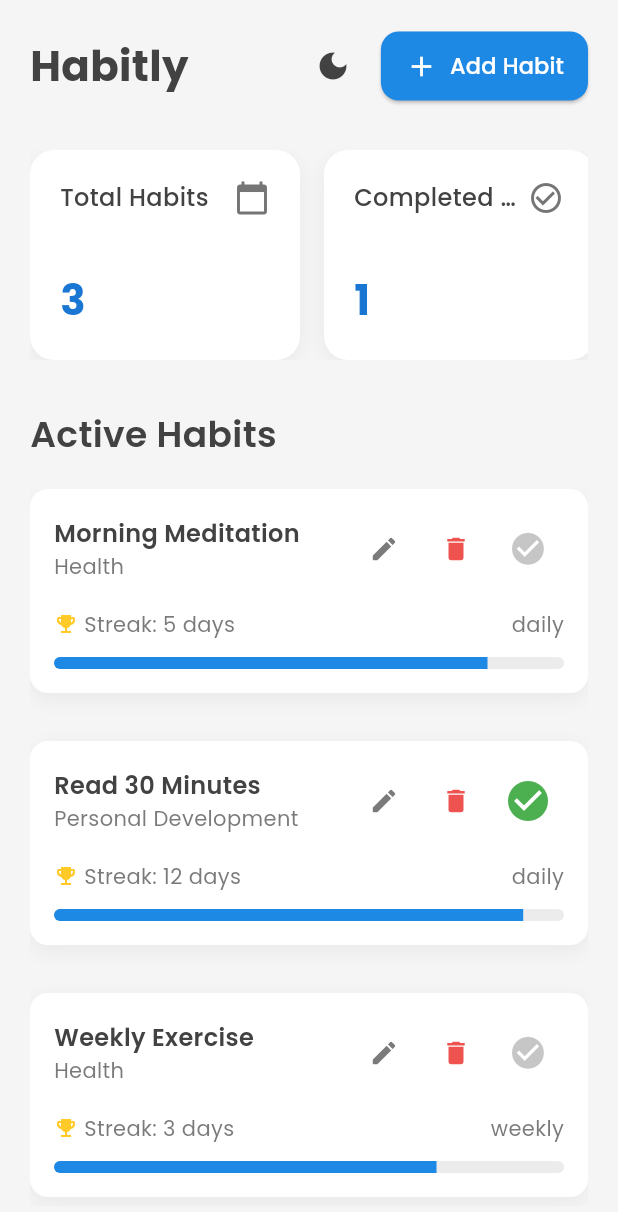
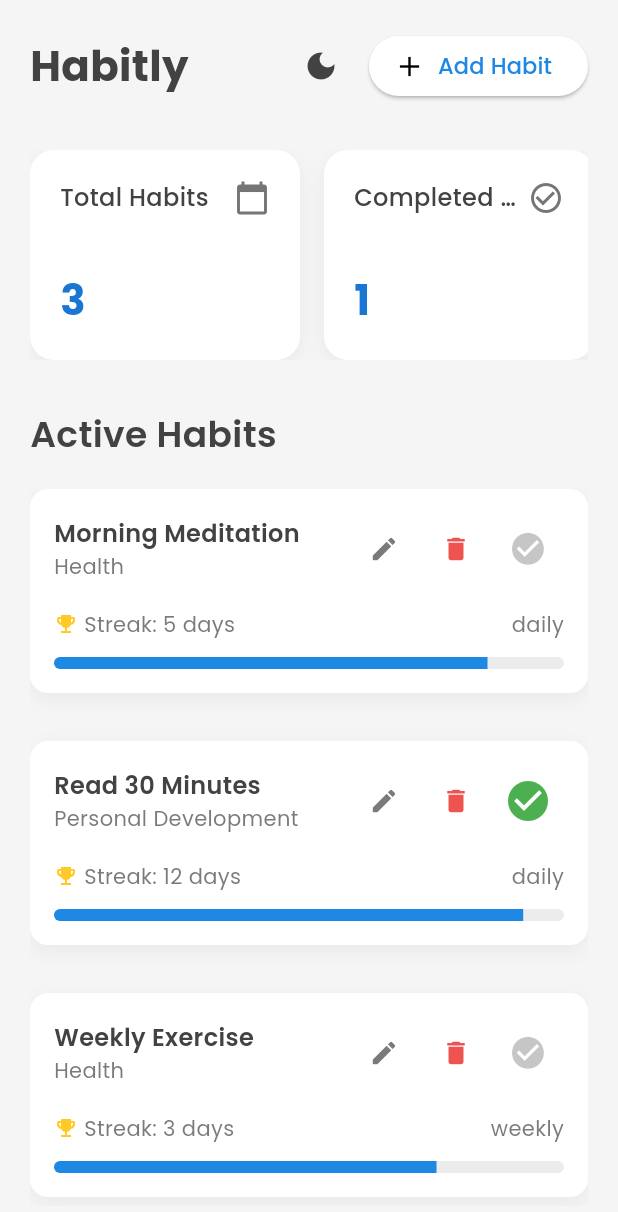
Before and after one commit to callmeartan/habitly, a Flutter app: the screen it shows after launch, on a phone screen of 412 x 824 dp. Shown: the top 1212 px of the screen. Run offline on Flutter 3.47's test engine with Material 3 defaults, Android fonts, the phone set to English and light mode, and no system bars; our stand-ins replace flutter_local_notifications, google_fonts, shared_preferences, timezone.

Commit message:
Adding icons, UI visibility

```diff
--- a/lib/screens/habit_dashboard.dart
+++ b/lib/screens/habit_dashboard.dart
@@ -457,7 +457,11 @@ class _HabitDashboardState extends State<HabitDashboard> {
                   // Add Habit Button
         ElevatedButton.icon(
           onPressed: _showAddHabitDialog,
-                    icon: const Icon(Icons.add, size: 22),
+          icon: Icon(
+            Icons.add,
+            size: 22,
+            color: Colors.black, // Contrast color for the "+"
+          ),
           label: Text(
             'Add Habit',
             style: GoogleFonts.poppins(
@@ -466,20 +470,11 @@ class _HabitDashboardState extends State<HabitDashboard> {
             ),
           ),
           style: ElevatedButton.styleFrom(
-                      // Use theme colors for button
-                      backgroundColor: colorScheme.primary,
-                      foregroundColor: colorScheme.onPrimary,
-                      padding: const EdgeInsets.symmetric(
-                        horizontal: 16,
-                        vertical: 12,
-                      ),
-                      shape: RoundedRectangleBorder(
-                        borderRadius: BorderRadius.circular(12),
+            backgroundColor: Colors.white, // Adjust background color for contrast
           ),
         ),
-                  ),
-                ],
-              ),
+
+     ] ),
               const SizedBox(height: 32),
               SizedBox(
                 height: 140,
--- a/pubspec.yaml
+++ b/pubspec.yaml
@@ -45,6 +45,12 @@ dependencies:
 dev_dependencies:
   flutter_test:
     sdk: flutter
+  flutter_launcher_icons: ^0.10.0
+
+flutter_icons:
+  android: true
+  ios: true
+  image_path: "/Users/artan/Desktop/development/habitly/habitly-icon.png"
 
   # The "flutter_lints" package below contains a set of recommended lints to
   # encourage good coding practices. The lint set provided by the package is
```
Also changed, not shown: pubspec.lock, 23 other files. Lines whose indentation alone changed are shown as unchanged.
